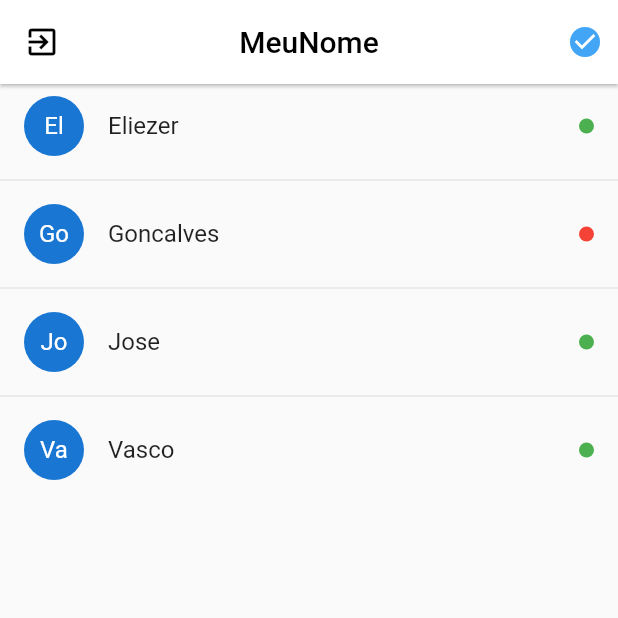
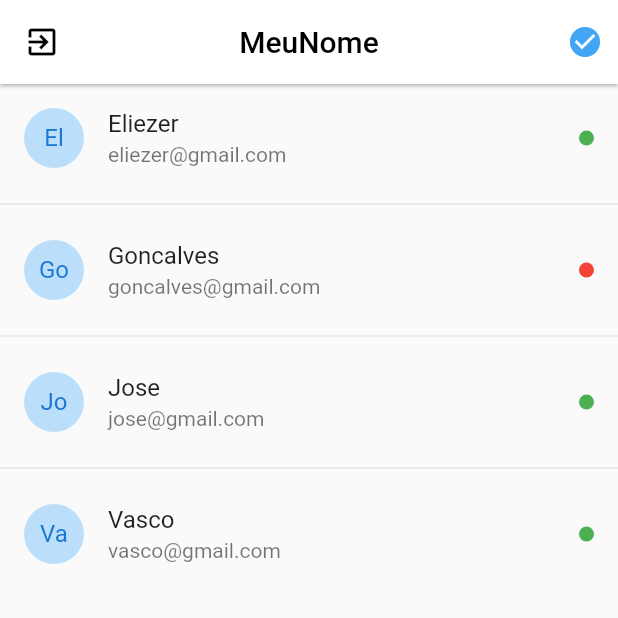
Before and after one commit to eliezerantonio/flutter-avancado, a Flutter app: the screen it shows after launch, on a phone screen of 412 x 824 dp, the top half of it. Run offline on Flutter 3.47's test engine with Material 2 defaults, Android fonts, the phone set to English and light mode, and no system bars; our stand-ins replace cloud_firestore, firebase_auth, pie_chart, socket_io_client; accounts and stored records are empty.

Commit message:
refatorando usuarioListtile

```diff
--- a/chat_flutter/lib/pages/usuarios_page.dart
+++ b/chat_flutter/lib/pages/usuarios_page.dart
@@ -41,22 +41,27 @@ class UsuariosPage extends StatelessWidget {
       ),
       body: ListView.separated(
         physics: BouncingScrollPhysics(),
-        itemBuilder: (_, index) => ListTile(
-          title: Text(usuarios[index].name),
-          leading: CircleAvatar(
-            child: Text(usuarios[index].name.substring(0, 2)),
-          ),
-          trailing: Container(
-            width: 10,
-            height: 10,
-            decoration: BoxDecoration(
-                color: usuarios[index].online ? Colors.green : Colors.red,
-                borderRadius: BorderRadius.circular(30)),
-          ),
-        ),
+        itemBuilder: (_, index) => _usuarioListTile(usuarios[index]),
         separatorBuilder: (_, index) => Divider(),
         itemCount: usuarios.length,
       ),
     );
   }
+
+  ListTile _usuarioListTile(Usuario usuario) {
+    return ListTile(
+      title: Text(usuario.name),
+      subtitle: Text(usuario.email),
+      leading: CircleAvatar(
+          child: Text(usuario.name.substring(0, 2)),
+          backgroundColor: Colors.blue[100]),
+      trailing: Container(
+        width: 10,
+        height: 10,
+        decoration: BoxDecoration(
+            color: usuario.online ? Colors.green : Colors.red,
+            borderRadius: BorderRadius.circular(30)),
+      ),
+    );
+  }
 }
```
